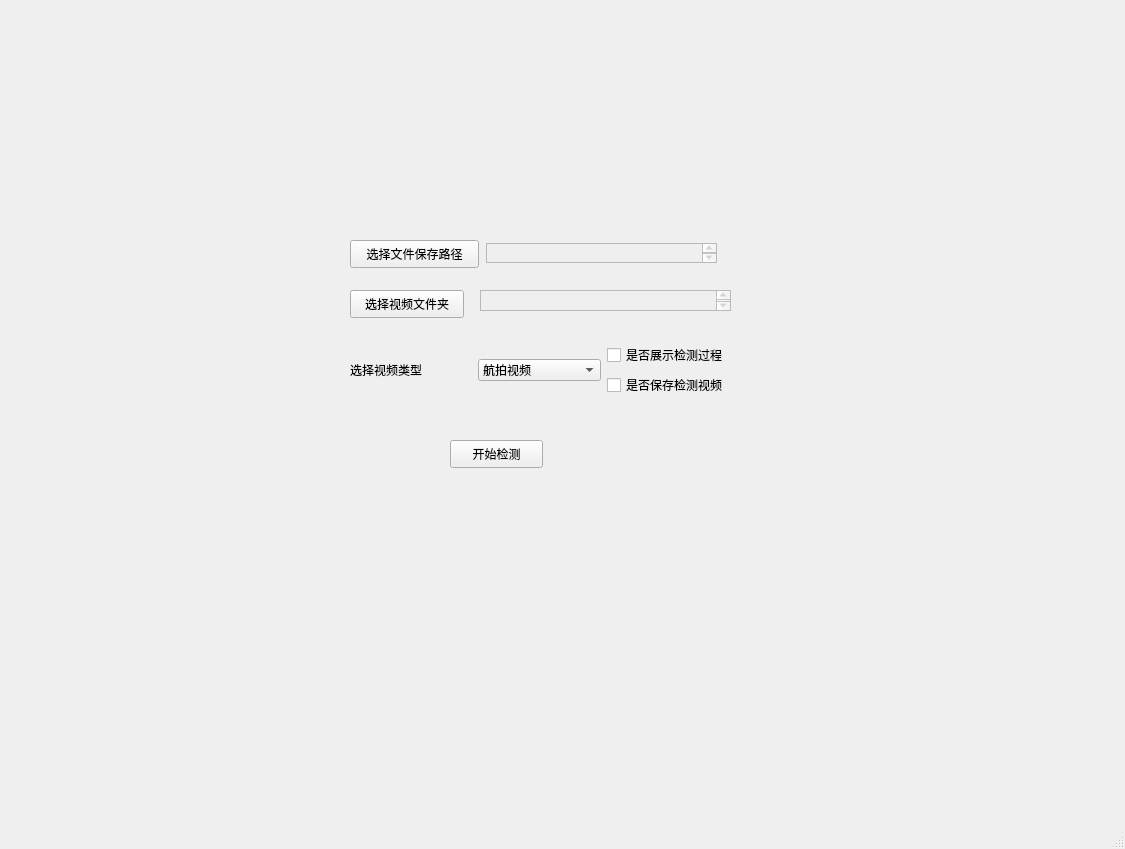
Above: gui/main.ui from zhangerfa/countCarNums before the change. Below: the same form after it.
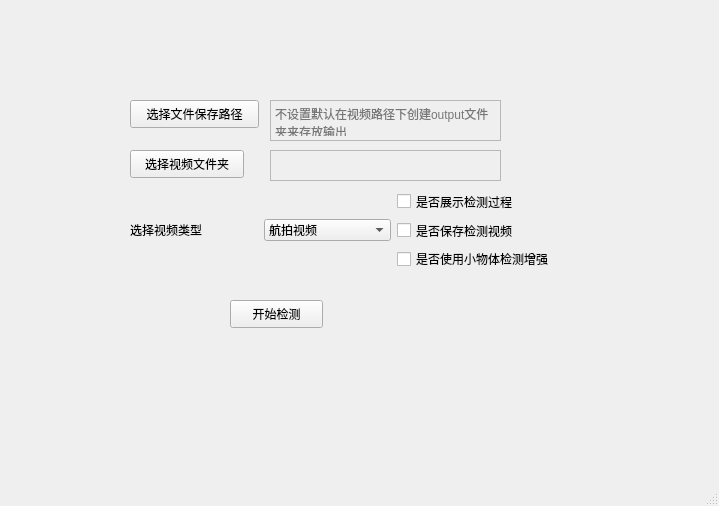
That is the form after the change.

Commit message: 增加GUI界面介绍

```diff
--- a/gui/main.ui
+++ b/gui/main.ui
@@ -6,8 +6,8 @@
    <rect>
     <x>0</x>
     <y>0</y>
-    <width>1125</width>
-    <height>849</height>
+    <width>719</width>
+    <height>506</height>
    </rect>
   </property>
   <property name="windowTitle">
@@ -17,9 +17,9 @@
    <widget class="QWidget" name="horizontalLayoutWidget">
     <property name="geometry">
      <rect>
-      <x>350</x>
-      <y>330</y>
-      <width>379</width>
+      <x>130</x>
+      <y>190</y>
+      <width>424</width>
       <height>80</height>
      </rect>
     </property>
@@ -65,6 +65,13 @@
              </property>
             </widget>
            </item>
+           <item>
+            <widget class="QCheckBox" name="save_video_box_2">
+             <property name="text">
+              <string>是否使用小物体检测增强</string>
+             </property>
+            </widget>
+           </item>
           </layout>
          </item>
         </layout>
@@ -76,8 +83,8 @@
    <widget class="QPushButton" name="pushButton">
     <property name="geometry">
      <rect>
-      <x>350</x>
-      <y>290</y>
+      <x>130</x>
+      <y>150</y>
       <width>114</width>
       <height>28</height>
      </rect>
@@ -92,10 +99,10 @@
     </property>
     <property name="geometry">
      <rect>
-      <x>480</x>
-      <y>290</y>
-      <width>251</width>
-      <height>21</height>
+      <x>270</x>
+      <y>150</y>
+      <width>231</width>
+      <height>31</height>
      </rect>
     </property>
     <property name="styleSheet">
@@ -112,10 +119,10 @@
     </property>
     <property name="geometry">
      <rect>
-      <x>486</x>
-      <y>243</y>
+      <x>270</x>
+      <y>100</y>
       <width>231</width>
-      <height>20</height>
+      <height>41</height>
      </rect>
     </property>
     <property name="styleSheet">
@@ -125,12 +132,15 @@
     <property name="tabStopWidth">
      <number>40</number>
     </property>
+    <property name="placeholderText">
+     <string>不设置默认在视频路径下创建output文件夹来存放输出</string>
+    </property>
    </widget>
    <widget class="QPushButton" name="pushButton_2">
     <property name="geometry">
      <rect>
-      <x>350</x>
-      <y>240</y>
+      <x>130</x>
+      <y>100</y>
       <width>129</width>
       <height>28</height>
      </rect>
@@ -142,8 +152,8 @@
    <widget class="QPushButton" name="pushButton_3">
     <property name="geometry">
      <rect>
-      <x>450</x>
-      <y>440</y>
+      <x>230</x>
+      <y>300</y>
       <width>93</width>
       <height>28</height>
      </rect>
```
Left out of the diff: 5 changed lines with no effect on the pictures. The commit also changes 3 other files.
